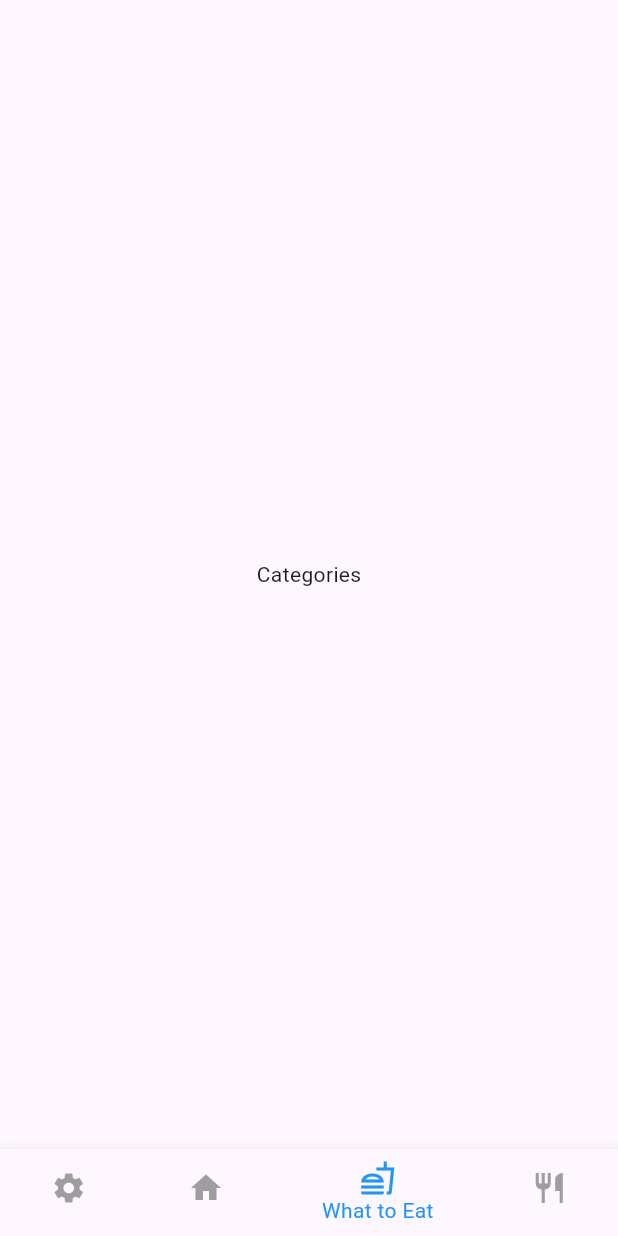
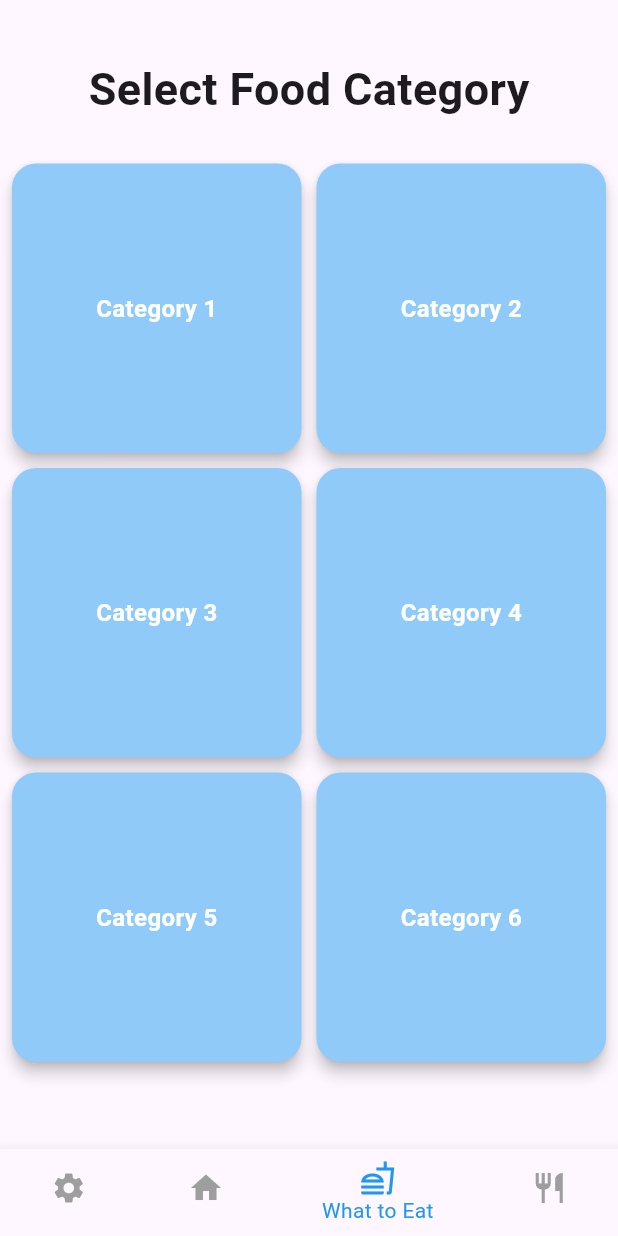
Before and after one commit to TyostoKarry/what_to_eat, a Flutter app: the screen it shows after launch, item 3 of the bottom bar chosen, on a phone screen of 412 x 824 dp. Run offline on Flutter 3.47's test engine with Material 3 defaults, Android fonts, the light colour scheme and no system bars.

Commit message:
Add category view
- Show 6 clickable boxes for different categories to be selected for Wheel Of Fortune

```diff
--- /dev/null
+++ b/lib/components/what_to_eat_categories.dart
@@ -0,0 +1,77 @@
+import 'package:flutter/material.dart';
+
+class WhatToEatCategories extends StatelessWidget {
+  final List<String> categories = [
+    'Category 1',
+    'Category 2',
+    'Category 3',
+    'Category 4',
+    'Category 5',
+    'Category 6',
+  ];
+
+  @override
+  Widget build(BuildContext context) {
+    return Scaffold(
+      body: Column(
+        mainAxisAlignment: MainAxisAlignment.end, // Push the grid to the bottom
+        children: [
+          Container(
+            padding: const EdgeInsets.symmetric(vertical: 20),
+            width: double.infinity,
+            child: const Center(
+              child: Text(
+                'Select Food Category',
+                style: TextStyle(
+                  fontSize: 30,
+                  fontWeight: FontWeight.bold,
+                ),
+              ),
+            ),
+          ),
+          Padding(
+            padding: const EdgeInsets.all(8.0),
+            child: GridView.builder(
+              shrinkWrap:
+                  true, // Ensures the grid takes up the necessary space and no more
+              gridDelegate: const SliverGridDelegateWithFixedCrossAxisCount(
+                crossAxisCount: 2, // 2 items per row (2x3 grid)
+                crossAxisSpacing: 10,
+                mainAxisSpacing: 10,
+                childAspectRatio: 1, // square-shaped items
+              ),
+              itemCount: categories.length,
+              itemBuilder: (context, index) {
+                return Material(
+                  color: Colors.blue[200],
+                  elevation: 4,
+                  borderRadius: BorderRadius.circular(16),
+                  child: InkWell(
+                    borderRadius: BorderRadius.circular(16),
+                    splashColor: Colors.blue[800],
+                    onTap: () {
+                      // Handle the onTap event here
+                    },
+                    child: Center(
+                      child: Text(
+                        categories[index], // Use the category from the list
+                        style: const TextStyle(
+                          fontSize: 16,
+                          fontWeight: FontWeight.bold,
+                          color: Colors.white,
+                        ),
+                      ),
+                    ),
+                  ),
+                );
+              },
+            ),
+          ),
+          SizedBox(
+            height: 50,
+          ),
+        ],
+      ),
+    );
+  }
+}
--- a/lib/screens/what_to_eat_screen.dart
+++ b/lib/screens/what_to_eat_screen.dart
@@ -27,7 +27,7 @@ class _WhatToEatScreenState extends State<WhatToEatScreen> {
 Widget _buildBodyBasedOnStete(WhatToEatScreenState _currentState) {
   switch (_currentState) {
     case WhatToEatScreenState.categories:
-      return Text('Categories');
+      return WhatToEatCategories();
     case WhatToEatScreenState.wheelOfFortune:
       return Text('Wheel of Fortune');
     case WhatToEatScreenState.foodSelected:
```
